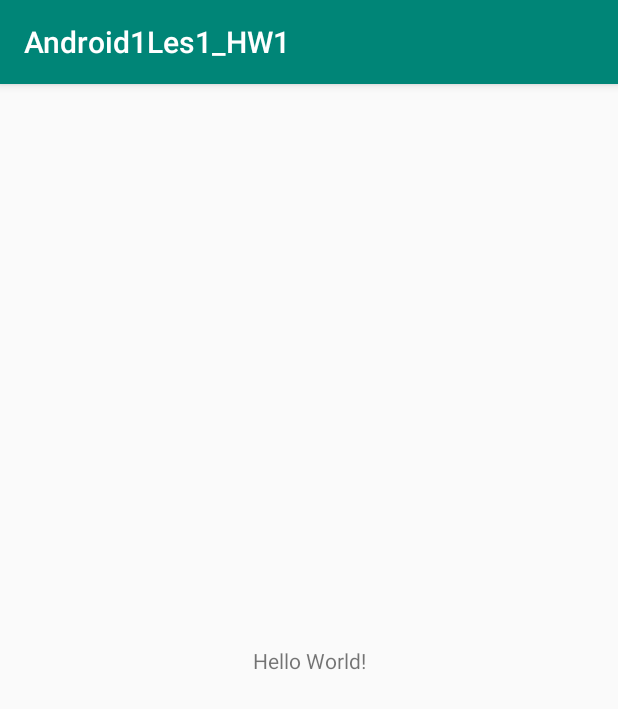
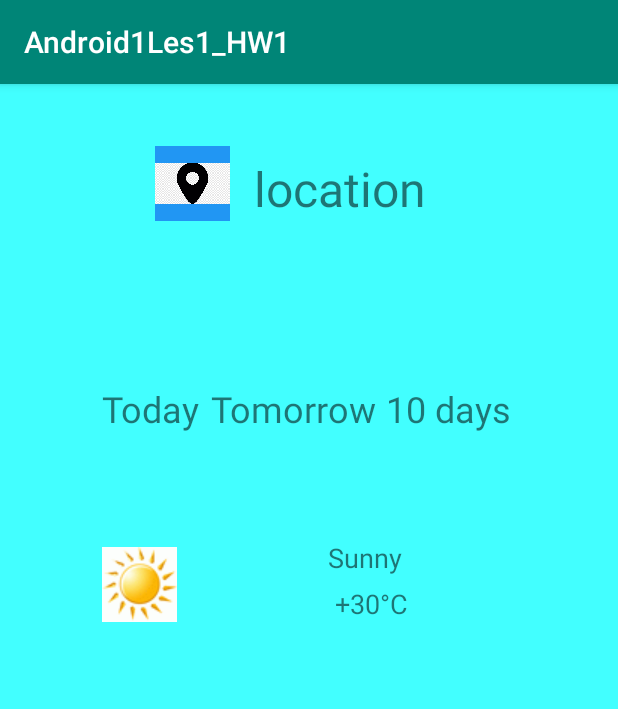
Before and after one commit to elka74/Android1, an Android app: the screen it shows after launch (MainActivity), on a phone screen of 412 x 824 dp. Shown: the top 709 px of the screen. Run offline under Robolectric (Android 15) with nearby library versions, the phone set to English and light mode, and no system bars.

Commit message:
Lesson1_HW1

```diff
--- a/app/src/main/res/layout/activity_main.xml
+++ b/app/src/main/res/layout/activity_main.xml
@@ -4,15 +4,119 @@
     xmlns:tools="http://schemas.android.com/tools"
     android:layout_width="match_parent"
     android:layout_height="match_parent"
+    android:alwaysDrawnWithCache="false"
+    android:background="#2196F3"
+    android:backgroundTint="#2196F3"
+    android:backgroundTintMode="add"
     tools:context=".MainActivity">
 
     <TextView
+        android:id="@+id/textView2"
         android:layout_width="wrap_content"
         android:layout_height="wrap_content"
-        android:text="Hello World!"
         app:layout_constraintBottom_toBottomOf="parent"
         app:layout_constraintLeft_toLeftOf="parent"
         app:layout_constraintRight_toRightOf="parent"
+        app:layout_constraintTop_toTopOf="parent"
+        tools:text="Hello World!" />
+
+    <TextView
+        android:id="@+id/textView"
+        android:layout_width="wrap_content"
+        android:layout_height="wrap_content"
+        android:layout_marginTop="44dp"
+        android:layout_marginEnd="128dp"
+        android:text="location"
+        android:textSize="32sp"
+        app:layout_constraintBottom_toTopOf="@+id/textView2"
+        app:layout_constraintEnd_toEndOf="parent"
+        app:layout_constraintTop_toTopOf="parent"
+        app:layout_constraintVertical_bias="0.014" />
+
+    <ImageView
+        android:id="@+id/imageView"
+        android:layout_width="50dp"
+        android:layout_height="50dp"
+        android:background="#2196F3"
+        app:layout_constraintBottom_toBottomOf="@+id/textView"
+        app:layout_constraintEnd_toStartOf="@+id/textView"
+        app:layout_constraintHorizontal_bias="0.866"
+        app:layout_constraintStart_toStartOf="parent"
+        app:layout_constraintTop_toTopOf="parent"
+        app:layout_constraintVertical_bias="1.0"
+        app:srcCompat="@mipmap/map" />
+
+    <TextView
+        android:id="@+id/textView3"
+        android:layout_width="wrap_content"
+        android:layout_height="wrap_content"
+        android:layout_marginStart="68dp"
+        android:layout_marginTop="200dp"
+        android:text="Today"
+        android:textSize="24sp"
+        app:layout_constraintStart_toStartOf="parent"
         app:layout_constraintTop_toTopOf="parent" />
 
+    <TextView
+        android:id="@+id/textView4"
+        android:layout_width="wrap_content"
+        android:layout_height="wrap_content"
+        android:layout_marginStart="8dp"
+        android:text="Tomorrow"
+        android:textSize="24sp"
+        app:layout_constraintBottom_toBottomOf="@+id/textView3"
+        app:layout_constraintStart_toEndOf="@+id/textView3"
+        app:layout_constraintTop_toBottomOf="@+id/textView"
+        app:layout_constraintVertical_bias="1.0" />
+
+    <TextView
+        android:id="@+id/textView5"
+        android:layout_width="wrap_content"
+        android:layout_height="wrap_content"
+        android:layout_marginTop="164dp"
+        android:layout_marginEnd="16dp"
+        android:text="10 days"
+        android:textSize="24sp"
+        app:layout_constraintBottom_toBottomOf="@+id/textView4"
+        app:layout_constraintEnd_toEndOf="parent"
+        app:layout_constraintHorizontal_bias="0.112"
+        app:layout_constraintStart_toEndOf="@+id/textView4"
+        app:layout_constraintTop_toTopOf="parent"
+        app:layout_constraintVertical_bias="1.0" />
+
+    <ImageView
+        android:id="@+id/imageView2"
+        android:layout_width="50dp"
+        android:layout_height="50dp"
+        android:layout_marginStart="68dp"
+        android:layout_marginTop="76dp"
+        app:layout_constraintBottom_toBottomOf="parent"
+        app:layout_constraintStart_toStartOf="parent"
+        app:layout_constraintTop_toBottomOf="@+id/textView3"
+        app:layout_constraintVertical_bias="0.0"
+        app:srcCompat="@mipmap/sunny" />
+
+    <TextView
+        android:id="@+id/textView6"
+        android:layout_width="wrap_content"
+        android:layout_height="wrap_content"
+        android:layout_marginEnd="144dp"
+        android:layout_marginBottom="11dp"
+        android:text="Sunny"
+        android:textSize="18sp"
+        app:layout_constraintBottom_toTopOf="@+id/textView7"
+        app:layout_constraintEnd_toEndOf="parent"
+        app:layout_constraintTop_toTopOf="@+id/imageView2" />
+
+    <TextView
+        android:id="@+id/textView7"
+        android:layout_width="wrap_content"
+        android:layout_height="wrap_content"
+        android:text=" +30°C"
+        android:textSize="18sp"
+        app:layout_constraintBottom_toBottomOf="@+id/imageView2"
+        app:layout_constraintEnd_toEndOf="parent"
+        app:layout_constraintHorizontal_bias="0.0"
+        app:layout_constraintStart_toStartOf="@+id/textView6" />
+
 </androidx.constraintlayout.widget.ConstraintLayout>
```
Also changed, not shown: app/src/main/res/mipmap-hdpi/map.png (added), app/src/main/res/mipmap-hdpi/sunny.png (added).
